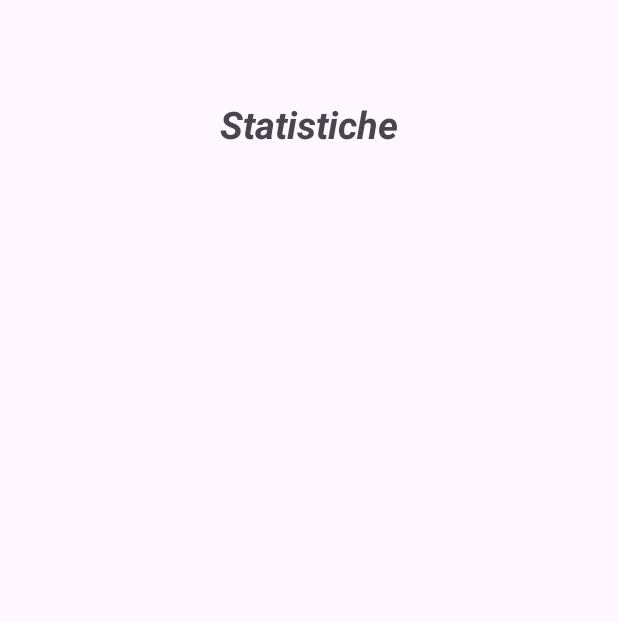
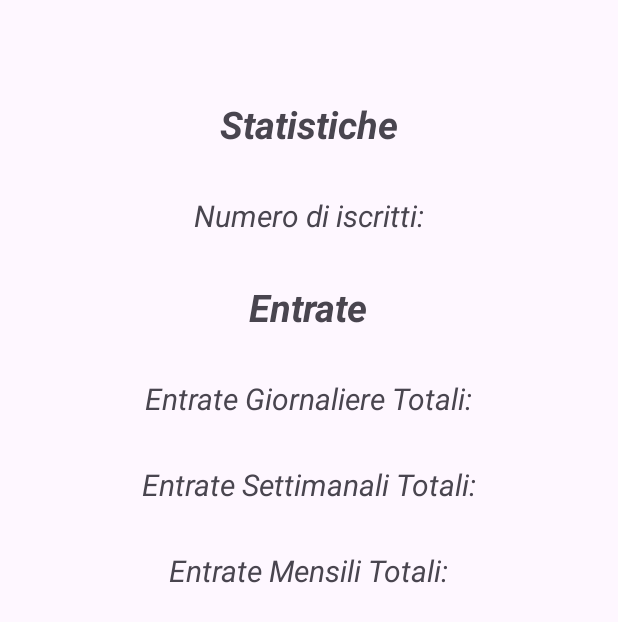
Before and after one commit to Alexpugnaloni/PadelMarcheOfficial, an Android app: the layout fragment_superadmin_home.xml on its own in the app's theme, with its tools: preview values and no code run, on a phone screen of 412 x 824 dp. Shown: the top 622 px of the screen. Run offline under Robolectric (Android 15) with nearby library versions, the phone set to English and light mode, and no system bars.

Commit message:
Superadmin

```diff
--- a/app/src/main/java/com/example/padelmarcheofficial/MainActivity.kt
+++ b/app/src/main/java/com/example/padelmarcheofficial/MainActivity.kt
@@ -18,6 +18,7 @@ import com.example.padelmarcheofficial.databinding.ActivityMainBinding
 import com.example.padelmarcheofficial.dataclass.Account
 import com.example.padelmarcheofficial.dataclass.GestioneFirebase
 import com.example.padelmarcheofficial.dataclass.UserValue
+import com.example.padelmarcheofficial.superadmin.SuperadminActivity
 import com.google.android.material.bottomnavigation.BottomNavigationView
 import com.google.android.material.navigation.NavigationView
 import com.google.firebase.auth.FirebaseAuth
@@ -101,7 +102,9 @@ class MainActivity : AppCompatActivity() {
             CoroutineScope(Dispatchers.Main).launch {
                 if (Account().isAdmin(currentUser!!.email) != null) {
                     startActivity(Intent(reftothis, AdminActivity::class.java))
-                } else {
+                }else if (currentUser!!.email == "superadmin@padelmarche.it")
+                    startActivity(Intent(reftothis, SuperadminActivity::class.java))
+                else {
                     navNomeUtente.text = UserValue().getNome() + " " + UserValue().getCognome()
                     navEmailUtente.text = currentUser!!.email.toString()
                     initPoint()
--- a/app/src/main/res/layout/activity_superadmin.xml
+++ b/app/src/main/res/layout/activity_superadmin.xml
@@ -13,7 +13,7 @@
     tools:context = ".superadmin.SuperadminActivity">
 
     <include
-        layout="@layout/app_bar_admin_main"
+        layout="@layout/app_bar_superadmin_main"
         android:layout_width="match_parent"
         android:layout_height="match_parent" />
 
@@ -23,7 +23,7 @@
         android:layout_height="match_parent"
         android:id="@+id/nav_superadminviewdrawer"
         android:layout_gravity="start"
-        app:headerLayout="@layout/nav_admin_header"
+        app:headerLayout="@layout/nav_superadmin_header"
         app:menu="@menu/nav_superadmin_menu"/>
 
 </androidx.drawerlayout.widget.DrawerLayout>
--- a/app/src/main/res/layout/content_superadmin_main.xml
+++ b/app/src/main/res/layout/content_superadmin_main.xml
@@ -14,17 +14,15 @@
         tools:layout="@layout/fragment_admin_home" /> -->
 
     <fragment
-        android:id="@+id/nav_host_fragment_activity_admin"
+        android:id="@+id/nav_host_fragment_activity_superadmin"
         android:name="com.example.padelmarcheofficial.superadmin.SuperadminFragment"
         android:layout_width="match_parent"
         android:layout_height="wrap_content"
 
-        android:layout_marginBottom="68dp"
 
         app:defaultNavHost="true"
         app:layout_constraintBottom_toBottomOf="parent"
         app:layout_constraintBottom_toTopOf="@id/nav_superadminviewbottom"
-        app:layout_constraintHorizontal_bias="0.0"
         app:layout_constraintLeft_toLeftOf="parent"
         app:layout_constraintRight_toRightOf="parent"
         app:navGraph="@navigation/superadmin_navigation" />
--- a/app/src/main/res/layout/fragment_superadmin_home.xml
+++ b/app/src/main/res/layout/fragment_superadmin_home.xml
@@ -27,6 +27,76 @@
                 android:textSize="25dp"
                 android:textStyle="bold|italic"/>
 
+            <Space
+                android:layout_width="match_parent"
+                android:layout_height="30dp">
+
+            </Space>
+
+            <TextView
+                android:id="@+id/textnumiscrittiView"
+                android:layout_width="wrap_content"
+                android:layout_height="wrap_content"
+                android:text="Numero di iscritti:"
+                android:textSize="20dp"
+                android:textStyle="italic"/>
+
+            <Space
+                android:layout_width="match_parent"
+                android:layout_height="30dp">
+
+            </Space>
+
+            <TextView
+                android:id="@+id/textEntrateView"
+                android:layout_width="wrap_content"
+                android:layout_height="wrap_content"
+                android:text="Entrate"
+                android:textSize="25dp"
+                android:textStyle="bold|italic"/>
+
+            <Space
+                android:layout_width="match_parent"
+                android:layout_height="30dp">
+
+            </Space>
+
+            <TextView
+                android:id="@+id/textentrategiornaliereTotView"
+                android:layout_width="wrap_content"
+                android:layout_height="wrap_content"
+                android:text="Entrate Giornaliere Totali:"
+                android:textSize="20dp"
+                android:textStyle="italic"/>
+
+            <Space
+                android:layout_width="match_parent"
+                android:layout_height="30dp">
+
+            </Space>
+
+            <TextView
+                android:id="@+id/textentrateSettimanaliTotView"
+                android:layout_width="wrap_content"
+                android:layout_height="wrap_content"
+                android:text="Entrate Settimanali Totali:"
+                android:textSize="20dp"
+                android:textStyle="italic"/>
+
+            <Space
+                android:layout_width="match_parent"
+                android:layout_height="30dp">
+
+            </Space>
+
+            <TextView
+                android:id="@+id/textentrateMensiliTotView"
+                android:layout_width="wrap_content"
+                android:layout_height="wrap_content"
+                android:text="Entrate Mensili Totali:"
+                android:textSize="20dp"
+                android:textStyle="italic"/>
+
             <!-- <Button
                 android:id="@+id/btnDatePicker2"
                 android:layout_width="wrap_content"
--- a/app/src/main/res/navigation/superadmin_navigation.xml
+++ b/app/src/main/res/navigation/superadmin_navigation.xml
@@ -6,7 +6,7 @@
     app:startDestination="@+id/navigation_superadmin">
 
     <fragment
-        android:id="@+id/navigation_admin"
+        android:id="@+id/navigation_superadmin"
         android:name="com.example.padelmarcheofficial.superadmin.SuperadminFragment"
         android:label="@string/title_stats"
         tools:layout="@layout/fragment_superadmin_home"/>
```
Also changed, not shown: app/src/main/java/com/example/padelmarcheofficial/AccediActivity.kt (+7 -1 lines), app/src/main/java/com/example/padelmarcheofficial/dataclass/GestioneFirebase.kt (+112 -0 lines).
